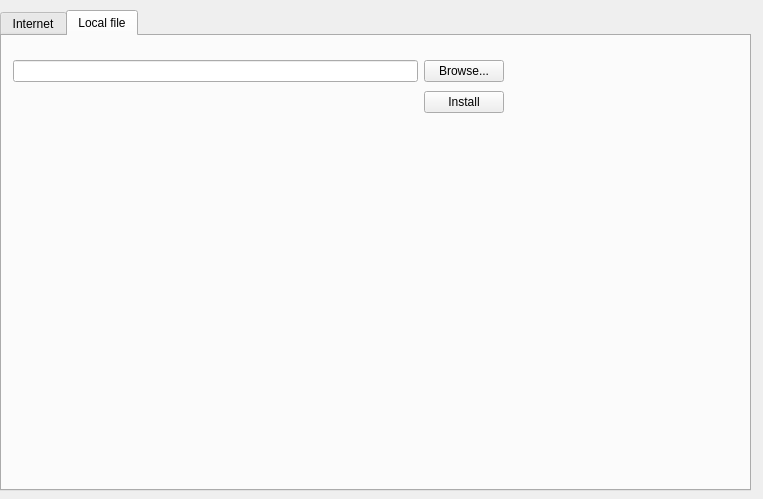
Qt form gui/src/SoundLibrary/SoundLibraryImportDialog_UI.ui (hydrogen-music/hydrogen) before a commit.
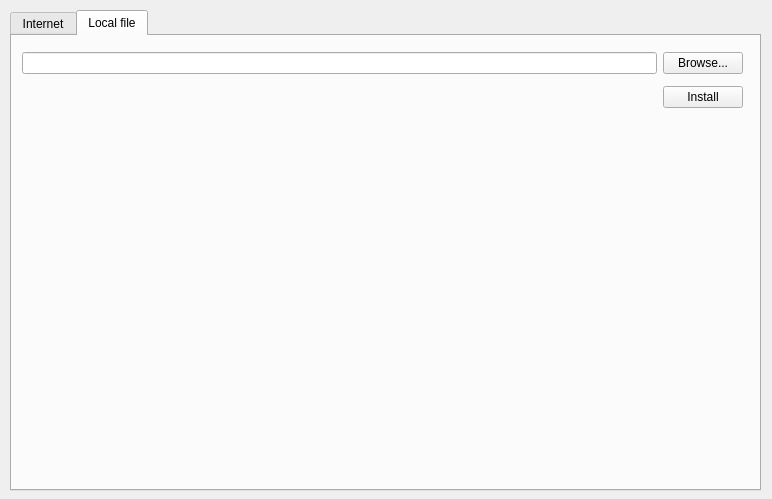
The same form after that commit. The open tabs and pages were chosen to show the change.

```diff
--- a/gui/src/SoundLibrary/SoundLibraryImportDialog_UI.ui
+++ b/gui/src/SoundLibrary/SoundLibraryImportDialog_UI.ui
@@ -5,7 +5,7 @@
    <rect>
     <x>0</x>
     <y>0</y>
-    <width>763</width>
+    <width>772</width>
     <height>499</height>
    </rect>
   </property>
@@ -15,7 +15,7 @@
   <widget class="QTabWidget" name="tabWidget" >
    <property name="geometry" >
     <rect>
-     <x>0</x>
+     <x>10</x>
      <y>10</y>
      <width>751</width>
      <height>481</height>
@@ -153,17 +153,29 @@
     <widget class="QWidget" name="widget" >
      <property name="geometry" >
       <rect>
-       <x>11</x>
-       <y>21</y>
-       <width>491</width>
-       <height>60</height>
+       <x>10</x>
+       <y>10</y>
+       <width>721</width>
+       <height>68</height>
       </rect>
      </property>
      <layout class="QGridLayout" >
       <property name="margin" >
        <number>0</number>
       </property>
-      <property name="spacing" >
+      <property name="topMargin" >
+       <number>0</number>
+      </property>
+      <property name="rightMargin" >
+       <number>0</number>
+      </property>
+      <property name="bottomMargin" >
+       <number>0</number>
+      </property>
+      <property name="horizontalSpacing" >
+       <number>6</number>
+      </property>
+      <property name="verticalSpacing" >
        <number>6</number>
       </property>
       <item row="0" column="1" >
@@ -185,6 +197,12 @@
       </item>
       <item row="0" column="0" >
        <widget class="QLineEdit" name="SoundLibraryPathTxt" >
+        <property name="sizePolicy" >
+         <sizepolicy vsizetype="Maximum" hsizetype="Expanding" >
+          <horstretch>0</horstretch>
+          <verstretch>0</verstretch>
+         </sizepolicy>
+        </property>
         <property name="readOnly" >
          <bool>true</bool>
         </property>
```
Left out of the diff: 42 changed lines with no effect on the pictures.
